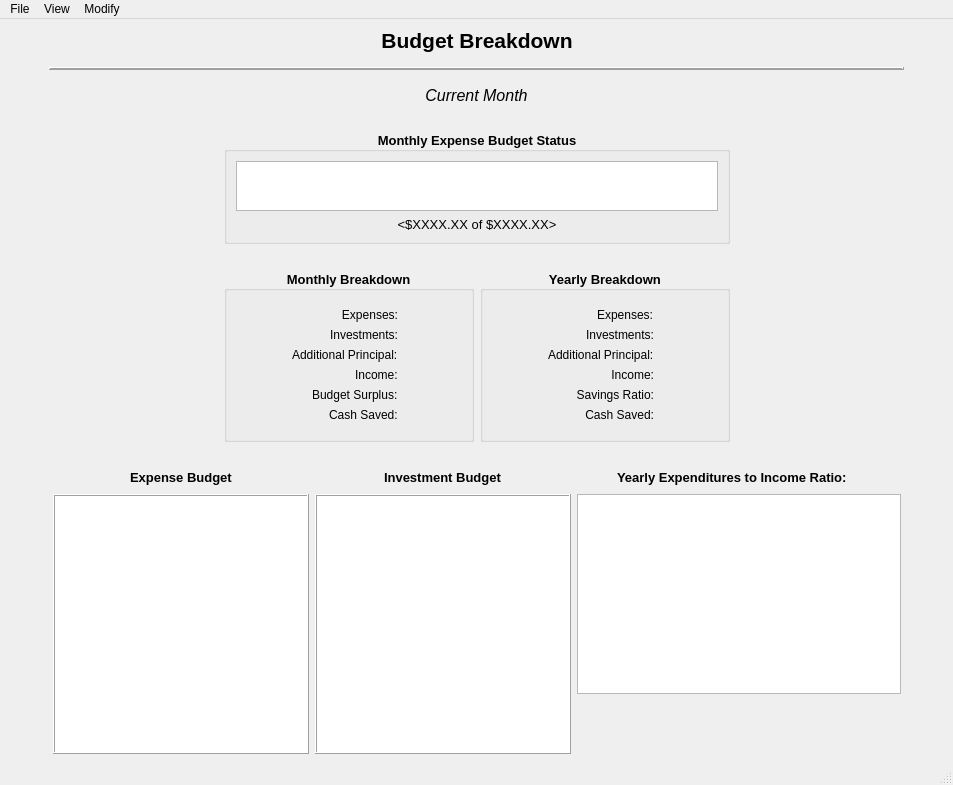
The window that CashFlowManager/mainwindow.ui (epw7856/CashFlowManager) describes before a commit, drawn with Qt 5.
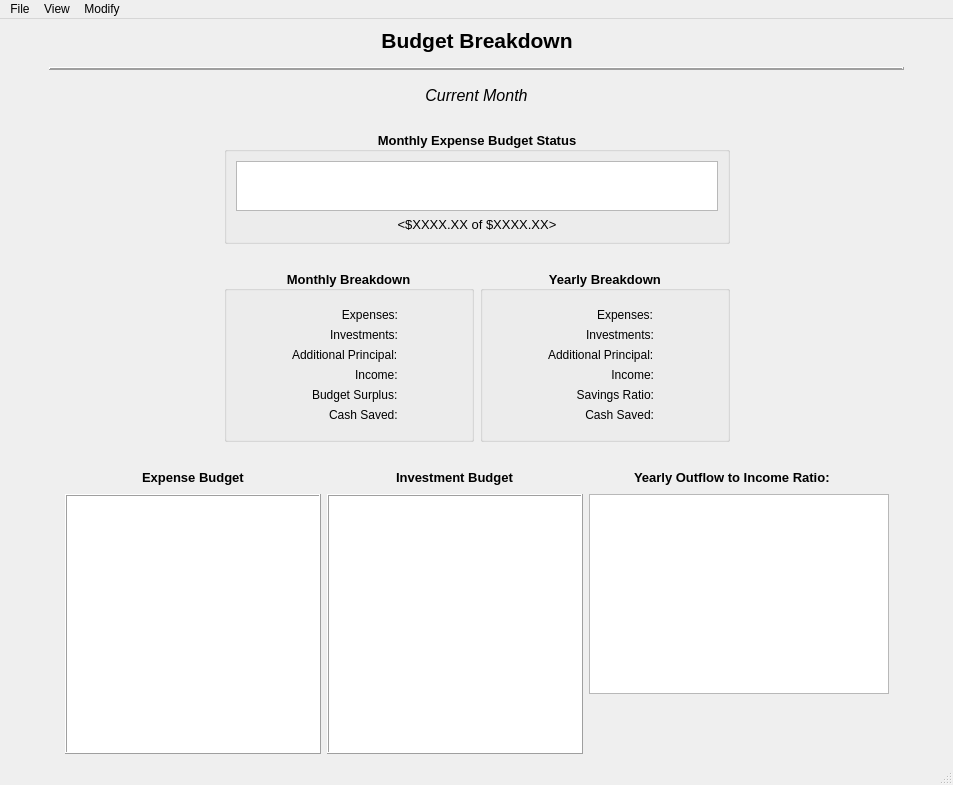
The same window after the commit. Custom widgets are drawn as their Qt base class.

The edit to the form file:
```diff
--- a/CashFlowManager/mainwindow.ui
+++ b/CashFlowManager/mainwindow.ui
@@ -1087,7 +1087,7 @@
              </font>
             </property>
             <property name="text">
-             <string>Yearly Expenditures to Income Ratio:</string>
+             <string>Yearly Outflow to Income Ratio:</string>
             </property>
            </widget>
           </item>
```
